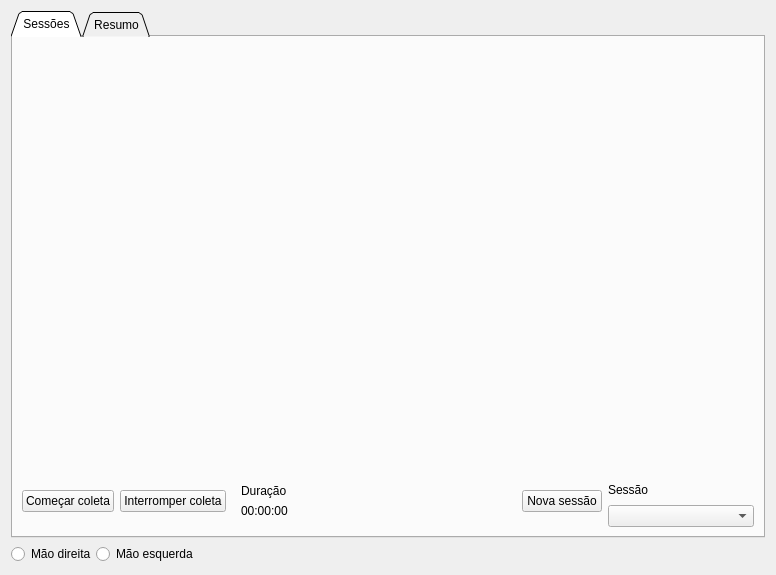
The window that ui/ui_files/user_stats.ui (JPCassimiro/JHMR) describes before a commit, drawn with Qt 5.
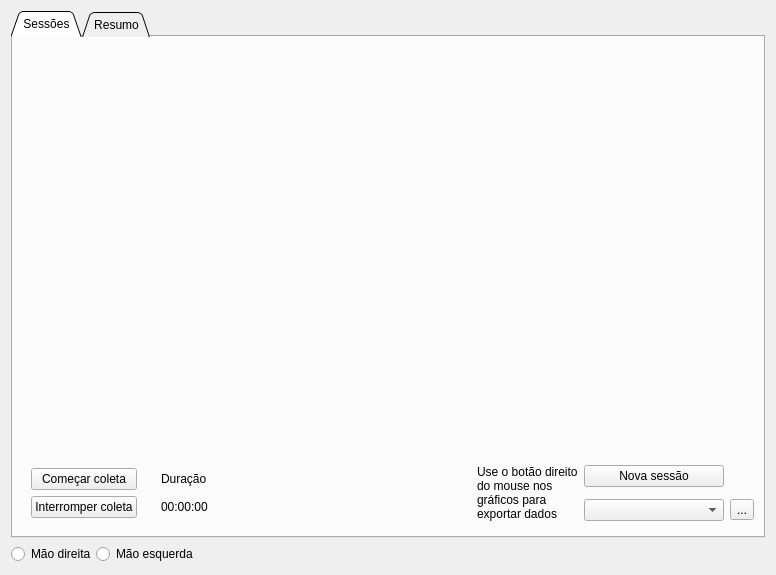
The same window after the commit. Icons and pictures are not drawn.

Commit message: fixed session data bug

Diff of the .ui file:
```diff
--- a/ui/ui_files/user_stats.ui
+++ b/ui/ui_files/user_stats.ui
@@ -67,7 +67,7 @@
           </item>
           <item row="1" column="0">
            <widget class="QWidget" name="buttonsContainer" native="true">
-            <layout class="QHBoxLayout" name="horizontalLayout" stretch="0,0,0,3,0,2">
+            <layout class="QHBoxLayout" name="horizontalLayout" stretch="0,0,3,0,2">
              <property name="spacing">
               <number>6</number>
              </property>
@@ -75,6 +75,9 @@
               <enum>QLayout::SizeConstraint::SetDefaultConstraint</enum>
              </property>
              <item>
+              <widget class="QWidget" name="listeningButtonContainer" native="true">
+               <layout class="QVBoxLayout" name="verticalLayout">
+                <item>
               <widget class="QPushButton" name="startListening">
                <property name="text">
                 <string>Começar coleta</string>
@@ -88,6 +91,9 @@
                </property>
               </widget>
              </item>
+               </layout>
+              </widget>
+             </item>
              <item>
               <widget class="QWidget" name="timelapseContainer" native="true">
                <layout class="QGridLayout" name="gridLayout_4">
@@ -122,18 +128,24 @@
               </spacer>
              </item>
              <item>
-              <widget class="QPushButton" name="newSessionButton">
+              <widget class="QLabel" name="label">
+               <property name="frameShape">
+                <enum>QFrame::Shape::NoFrame</enum>
+               </property>
                <property name="text">
-                <string>Nova sessão</string>
+                <string>Use o botão direito do mouse nos gráficos para exportar dados</string>
+               </property>
+               <property name="textFormat">
+                <enum>Qt::TextFormat::RichText</enum>
+               </property>
+               <property name="wordWrap">
+                <bool>true</bool>
                </property>
               </widget>
              </item>
              <item>
               <widget class="QWidget" name="sessionSelectorContainer" native="true">
-               <layout class="QVBoxLayout" name="verticalLayout" stretch="0,0">
-                <property name="spacing">
-                 <number>0</number>
-                </property>
+               <layout class="QGridLayout" name="gridLayout_5">
                 <property name="leftMargin">
                  <number>0</number>
                 </property>
@@ -146,20 +158,30 @@
                 <property name="bottomMargin">
                  <number>0</number>
                 </property>
-                <item>
-                 <widget class="QLabel" name="sessionSelectorLabel">
-                  <property name="text">
-                   <string>Sessão</string>
-                  </property>
-                 </widget>
-                </item>
-                <item>
+                <item row="3" column="0">
                  <widget class="QComboBox" name="sessionComboBox">
                   <property name="sizeAdjustPolicy">
                    <enum>QComboBox::SizeAdjustPolicy::AdjustToContents</enum>
                   </property>
                  </widget>
                 </item>
+                <item row="1" column="0">
+                 <widget class="QPushButton" name="newSessionButton">
+                  <property name="text">
+                   <string>Nova sessão</string>
+                  </property>
+                 </widget>
+                </item>
+                <item row="3" column="1">
+                 <widget class="QToolButton" name="deleteSessionButton">
+                  <property name="text">
+                   <string>...</string>
+                  </property>
+                  <property name="icon">
+                   <iconset theme="QIcon::ThemeIcon::EditDelete"/>
+                  </property>
+                 </widget>
+                </item>
                </layout>
               </widget>
              </item>
```
Lines whose indentation alone changed are shown as unchanged. The commit also changes 30 other files.
